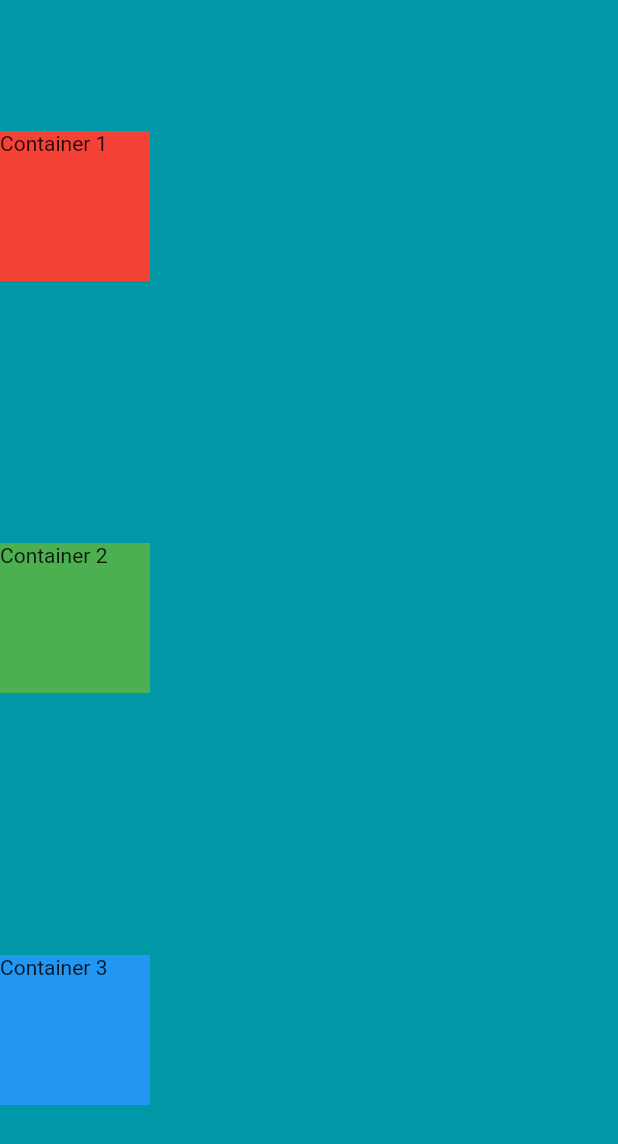
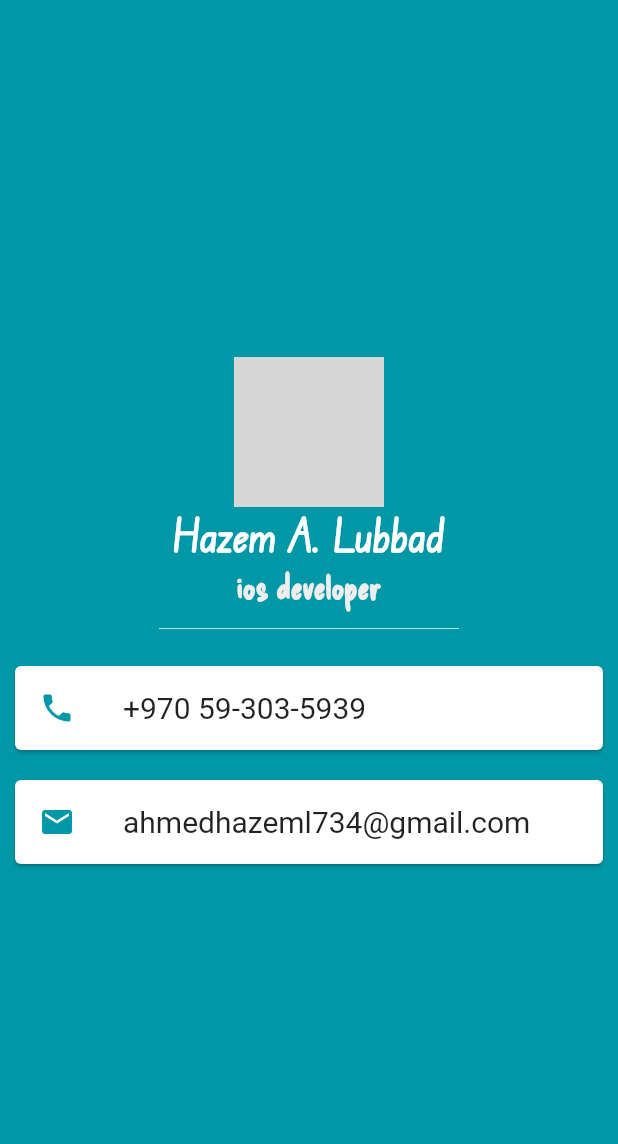
Before and after one commit to HazemAhmed2002/betakati_app, a Flutter app: the screen it shows after launch, on a phone screen of 412 x 824 dp. Shown: the top 1144 px of the screen. Run offline on Flutter 3.47's test engine with Material 2 defaults, Android fonts, the phone set to English and light mode, and no system bars; grey boxes are pictures that could not be loaded.

Commit message:
edit now

```diff
--- a/lib/main.dart
+++ b/lib/main.dart
@@ -13,28 +13,64 @@ class MyApp extends StatelessWidget {
         backgroundColor: Colors.cyan[700],
         body: SafeArea(
           child: Column(
-          mainAxisAlignment: MainAxisAlignment.spaceAround,
+            mainAxisAlignment: MainAxisAlignment.center,
             children: [
-            Container(
-              child: Text("Container 1"),
-              color: Colors.red,
-              height: 100.0,
-              width: 100.0,
+              CircleAvatar(
+                radius: 50.0,
+                backgroundImage: AssetImage('images/hazem.jpg'),
               ),
-            Container(
-              child: Text("Container 2"),
-              color: Colors.green,
-              height: 100.0,
-              width: 100.0,
+              Text(
+                'Hazem A. Lubbad',
+                style: TextStyle(
+                    fontFamily: 'EduNSWACTFoundation',
+                    fontSize: 30,
+                    color: Colors.white,
+                    fontWeight: FontWeight.bold),
               ),
-            Container(
-              child: Text("Container 3"),
-              color: Colors.blue,
-              height: 100.0,
-              width: 100.0,
+              Text(
+                'ios developer',
+                style: TextStyle(
+                    fontFamily: 'DeliciousHandrawn',
+                    fontSize: 23,
+                    color: Colors.grey.shade200,
+                    fontWeight: FontWeight.bold),
+              ),
+              SizedBox(
+                width: 200.0,
+                height: 30.0,
+                child: Divider(
+                  color: Colors.cyan[100],
+                ),
+              ),
+              Card(
+                margin: EdgeInsets.all(10.0),
+                child: ListTile(
+                  leading: Icon(
+                    Icons.phone,
+                    color: Colors.cyan[700],
+                  ),
+                  title: Text(
+                    '+970 59-303-5939',
+                    style: TextStyle(color: Colors.black87, fontSize: 20.0),
+                  ),
+                ),
+              ),
+              Card(
+                margin: EdgeInsets.all(10.0),
+                child: ListTile(
+                  leading: Icon(
+                    Icons.email,
+                    color: Colors.cyan[700],
+                  ),
+                  title: Text(
+                    'ahmedhazeml734@gmail.com',
+                    style: TextStyle(color: Colors.black87, fontSize: 20.0),
+                  ),
+                ),
               ),
             ],
-        )),
+          ),
+        ),
       ),
     );
   }
```
Also changed, not shown: pubspec.yaml (+13 -61 lines), fonts/DeliciousHandrawn-Regular.ttf (added), fonts/EduNSWACTFoundation-Regular.ttf (added), images/hazem.JPG (added), 17 other files. Lines whose indentation alone changed are shown as unchanged.
